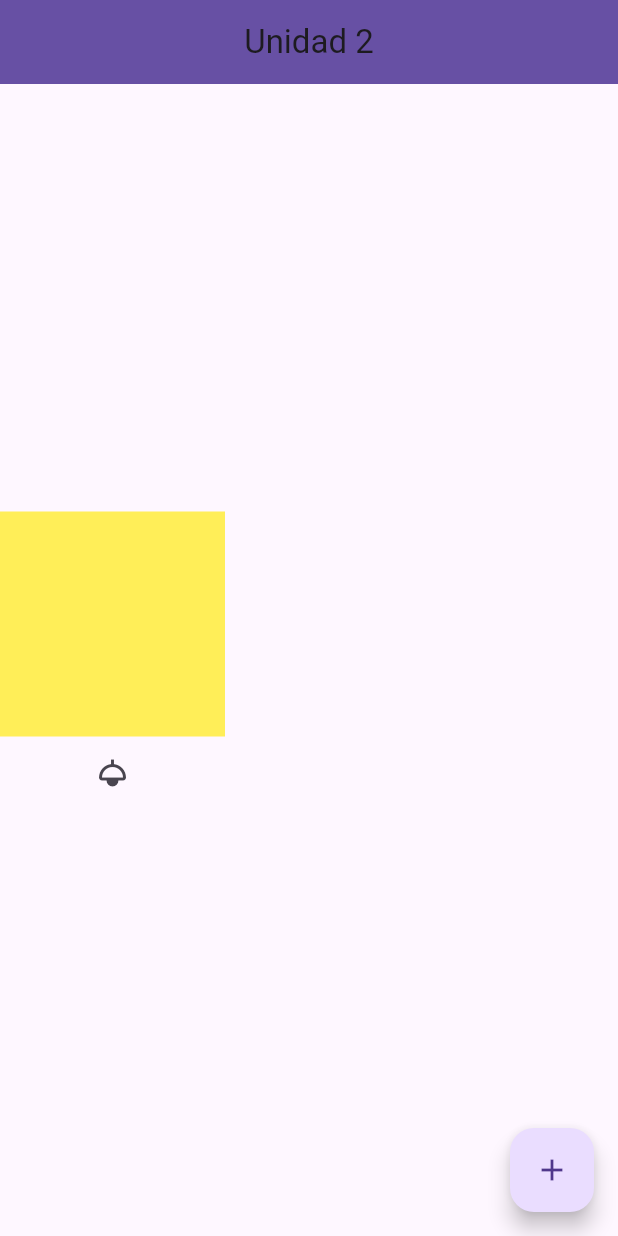
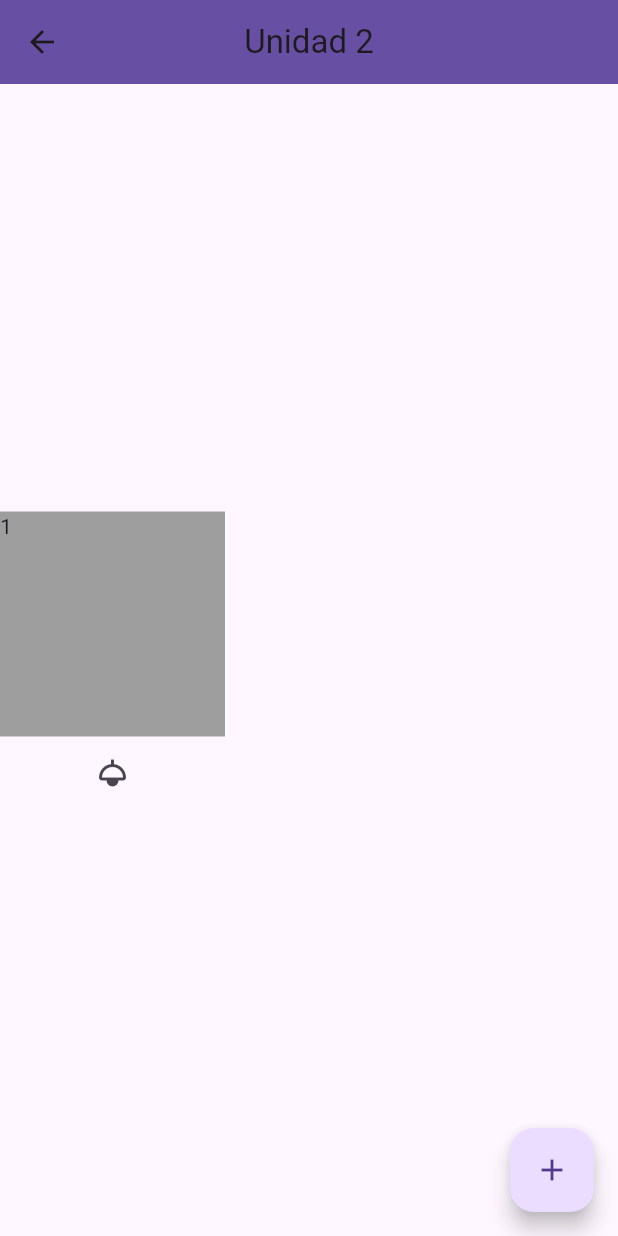
Before and after one commit to isEduardo13/JQ4B-Moviles, a Flutter app: the ScaffoldUnidad2Widget screen opened directly, after a tap on the "light" icon, on a phone screen of 412 x 824 dp. Run offline on Flutter 3.47's test engine with Material 3 defaults, Android fonts, the phone set to English and light mode, and no system bars; missing offline and left inert: dart:ffi.

Commit message:
Añadir soporte para gestión de estado con Provider, implementar CounterProvider y ThemeProvider, y actualizar la navegación entre pantallas.

```diff
--- /dev/null
+++ b/devtools_options.yaml
@@ -0,0 +1,3 @@
+description: This file stores settings for Dart & Flutter DevTools.
+documentation: https://docs.flutter.dev/tools/devtools/extensions#configure-extension-enablement-states
+extensions:
--- /dev/null
+++ b/lib/unidad_2/practica1/provider/counter_provider.dart
@@ -0,0 +1,17 @@
+import 'package:flutter/material.dart';
+
+class CounterProvider extends ChangeNotifier {
+  int _counter = 0;
+
+  int get counter => _counter;
+
+  void increment() {
+    _counter++;
+    notifyListeners();
+  }
+
+  void decrement() {
+    _counter--;
+    notifyListeners();
+  }
+}
--- /dev/null
+++ b/lib/unidad_2/practica1/provider/theme_provider.dart
@@ -0,0 +1,14 @@
+import 'package:flutter/material.dart';
+
+class ThemeProvider extends ChangeNotifier {
+  bool _isDark = false;
+
+  bool get isDark => _isDark;
+
+  void changeTheme() {
+    _isDark = !_isDark;
+    notifyListeners();
+  }
+
+  ThemeData get currentTheme => isDark ? ThemeData.dark() : ThemeData.light();
+}
--- a/lib/unidad_2/practica1/screens/focos_widget.dart
+++ b/lib/unidad_2/practica1/screens/focos_widget.dart
@@ -1,4 +1,6 @@
 import 'package:flutter/material.dart';
+import 'package:holaflutter/unidad_2/practica1/provider/counter_provider.dart';
+import 'package:provider/provider.dart';
 
 class FocosWidget extends StatefulWidget {
   const FocosWidget({super.key});
@@ -8,8 +10,7 @@ class FocosWidget extends StatefulWidget {
 }
 
 class _FocosWidgetState extends State<FocosWidget> {
-  Color color = Colors.black;
-  int contador = 0;
+  Color color = const Color.fromARGB(255, 255, 255, 255);
 
   @override
   Widget build(BuildContext context) {
@@ -20,19 +21,20 @@ class _FocosWidgetState extends State<FocosWidget> {
           width: 150,
           height: 150,
           color: color,
-          child: Text(""),
+          child: Text(context.watch<CounterProvider>().counter.toString()),
         ),
         IconButton(
             onPressed: () {
               setState(() {
-                contador++;
-
-                if (contador % 2 != 0) {
+                int counterProvider = context.read<CounterProvider>().counter;
+                int counter = counterProvider;
+                context.read<CounterProvider>().increment();
+                if (counter % 2 != 0) {
                   color = Colors.yellow.shade400;
                 } else {
                   color = Colors.grey;
                 }
-                if (contador > 12) {
+                if (counter > 12) {
                   color = Colors.red;
                 }
               });
```
Also changed, not shown: lib/main.dart (+34 -4 lines), lib/unidad_2/practica1/main/scaffold_unidad2_widget.dart (+18 -1 lines), lib/unidad_2/practica2/screens/contact_screens.dart (added, +29 -0 lines), lib/unidad_2/practica2/screens/home_screen.dart (added, +19 -0 lines), lib/unidad_2/practica2/screens/theme_screen.dart (added, +30 -0 lines).
